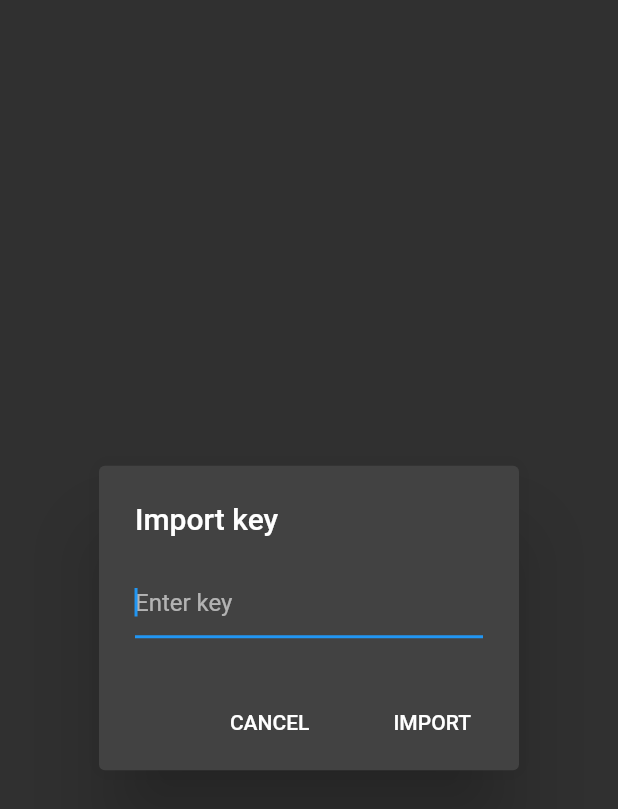
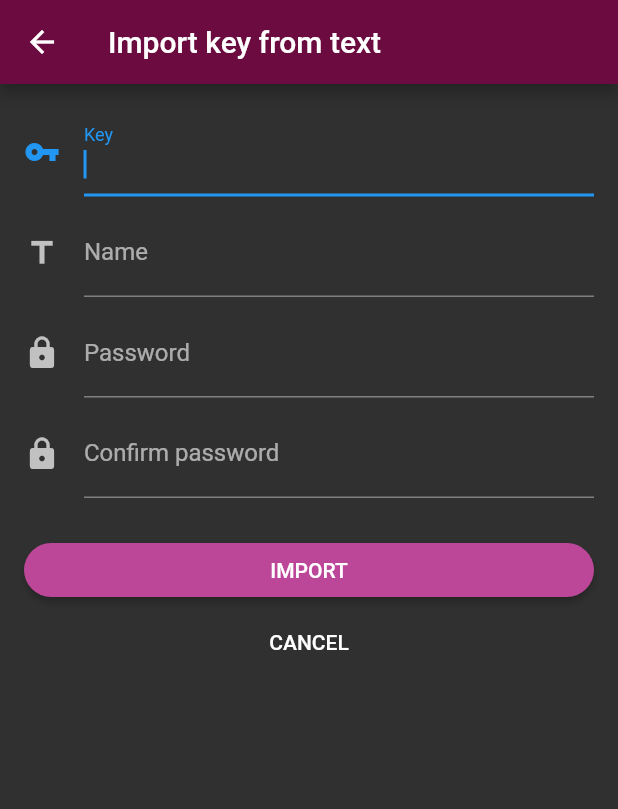
Before and after one commit to afterlogic/aurora-files-app-flutter, a Flutter app: the ImportKeyDialog screen opened directly, on a phone screen of 412 x 824 dp. Shown: the top 809 px of the screen. Run offline on Flutter 3.47's test engine with Material 2 defaults, Android fonts, the phone set to English and light mode, and no system bars; our stand-ins replace cached_network_image, file_picker, flutter_mobx, material_design_icons_flutter, mobx, moor_flutter and 2 more; missing offline and left inert: downloads_path_provider, encrypt, filesize, flutter_downloader, flutter_uploader; accounts and stored records are empty; generated files the repository leaves out were written again; statements that could not run were skipped.

Commit message:
reworked encryption dialogs

```diff
--- a/lib/modules/settings/screens/encryption/dialogs_android/import_key_dialog.dart
+++ b/lib/modules/settings/screens/encryption/dialogs_android/import_key_dialog.dart
@@ -1,3 +1,5 @@
+import 'package:aurorafiles/modules/app_store.dart';
+import 'package:aurorafiles/shared_ui/app_button.dart';
 import 'package:aurorafiles/utils/input_validation.dart';
 import 'package:flutter/material.dart';
 
@@ -8,26 +10,27 @@ class ImportKeyDialog extends StatefulWidget {
 
 class _ImportKeyDialogState extends State<ImportKeyDialog> {
   final _keyCtrl = TextEditingController();
+  final _nameCtrl = TextEditingController();
+  final _passwordCtrl = TextEditingController();
+  final _confirmPasswordCtrl = TextEditingController();
   final _importKeyFormKey = GlobalKey<FormState>();
   bool _isImporting = false;
   String errMsg = "";
 
   @override
+  void initState() {
+    super.initState();
+    _nameCtrl.text = AppStore.authState.userEmail;
+  }
+
+  @override
   Widget build(BuildContext context) {
-    return AlertDialog(
-      title: Text("Import key"),
-      content: _isImporting
-          ? Row(
-              children: <Widget>[
-                CircularProgressIndicator(),
-                SizedBox(width: 20.0),
-                Text("Importing the key...")
-              ],
-            )
-          : Form(
+    return Scaffold(
+      appBar: AppBar(title: Text("Import key from text")),
+      body: Form(
               key: _importKeyFormKey,
-              child: Column(
-                mainAxisSize: MainAxisSize.min,
+              child: ListView(
+                padding: EdgeInsets.all(16.0),
                 children: <Widget>[
                   if (errMsg is String && errMsg.length > 0)
                     Text(errMsg,
@@ -36,7 +39,8 @@ class _ImportKeyDialogState extends State<ImportKeyDialog> {
                     controller: _keyCtrl,
                     autofocus: true,
                     decoration: InputDecoration(
-                      hintText: "Enter key",
+                      icon: Icon(Icons.vpn_key),
+                      labelText: "Key",
                       border: UnderlineInputBorder(),
                     ),
                     validator: (value) => validateInput(
@@ -44,23 +48,67 @@ class _ImportKeyDialogState extends State<ImportKeyDialog> {
                       [ValidationTypes.empty],
                     ),
                   ),
+                  SizedBox(height: 8.0),
+                  TextFormField(
+                    controller: _nameCtrl,
+                    decoration: InputDecoration(
+                      icon: Icon(Icons.title),
+                      labelText: "Name",
+                      border: UnderlineInputBorder(),
+                    ),
+                    validator: (value) => validateInput(
+                      value,
+                      [ValidationTypes.empty],
+                    ),
+                  ),
+                  SizedBox(height: 8.0),
+                  TextFormField(
+                    obscureText: true,
+                    controller: _passwordCtrl,
+                    decoration: InputDecoration(
+                      labelText: "Password",
+                      icon: Icon(Icons.lock),
+                      border: UnderlineInputBorder(),
+                    ),
+                    validator: (value) => validateInput(
+                      value,
+                      [ValidationTypes.empty],
+                    ),
+                  ),
+                  SizedBox(height: 8.0),
+                  TextFormField(
+                    obscureText: true,
+                    controller: _confirmPasswordCtrl,
+                    decoration: InputDecoration(
+                      labelText: "Confirm password",
+                      icon: Icon(Icons.lock),
+                      border: UnderlineInputBorder(),
+                    ),
+                    validator: (value) => validateInput(
+                      value,
+                      [ValidationTypes.empty],
+                    ),
+                  ),
+                  SizedBox(height: 24.0),
+                  AppButton(
+                    child: Text("IMPORT"),
+                    isLoading: _isImporting,
+                    onPressed: _isImporting
+                        ? null
+                        : () {
+                            if (!_importKeyFormKey.currentState.validate())
+                              return;
+                            errMsg = "";
+                            setState(() => _isImporting = true);
+//                            Navigator.of(context).pop();
+                          },
+                  ),
+                  FlatButton(
+                      child: Text("CANCEL"),
+                      onPressed: Navigator.of(context).pop),
                 ],
               ),
             ),
-      actions: <Widget>[
-        FlatButton(child: Text("CANCEL"), onPressed: Navigator.of(context).pop),
-        FlatButton(
-          child: Text("IMPORT"),
-          onPressed: _isImporting
-              ? null
-              : () {
-                  if (!_importKeyFormKey.currentState.validate()) return;
-                  errMsg = "";
-                  setState(() => _isImporting = true);
-                  Navigator.of(context).pop();
-                },
-        )
-      ],
     );
   }
 }
```
Also changed, not shown: lib/modules/settings/screens/encryption/dialogs_android/generate_key_dialog.dart (+28 -29 lines), lib/modules/settings/screens/encryption/encryption_android.dart (+9 -9 lines).
